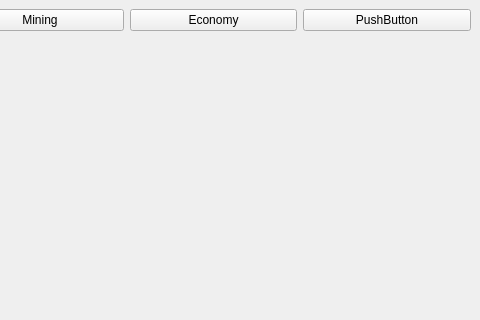
appcrashwin7/Mercury, file Mercury/ColoniesWindow.ui: the form before one commit; both pictures show x 662 to 1142 and y 0 to 320 of the 1142 by 706 pixel window.
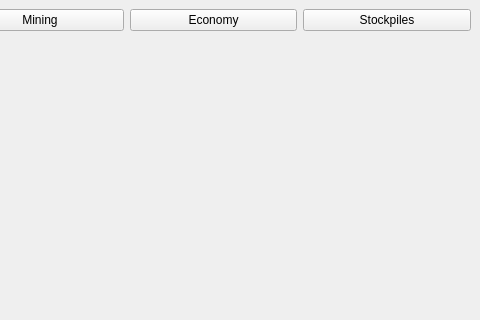
The form after the commit.

Commit message: add Stockpile to Colonies add Stockpile view window

The edit to the form file:
```diff
--- a/Mercury/ColoniesWindow.ui
+++ b/Mercury/ColoniesWindow.ui
@@ -50,7 +50,7 @@
      <item>
       <widget class="QPushButton" name="pushButton">
        <property name="text">
-        <string>PushButton</string>
+        <string>Stockpiles</string>
        </property>
       </widget>
      </item>
```
Left out of the diff: 4 changed lines with no effect on the pictures. The commit also changes 8 other files.
